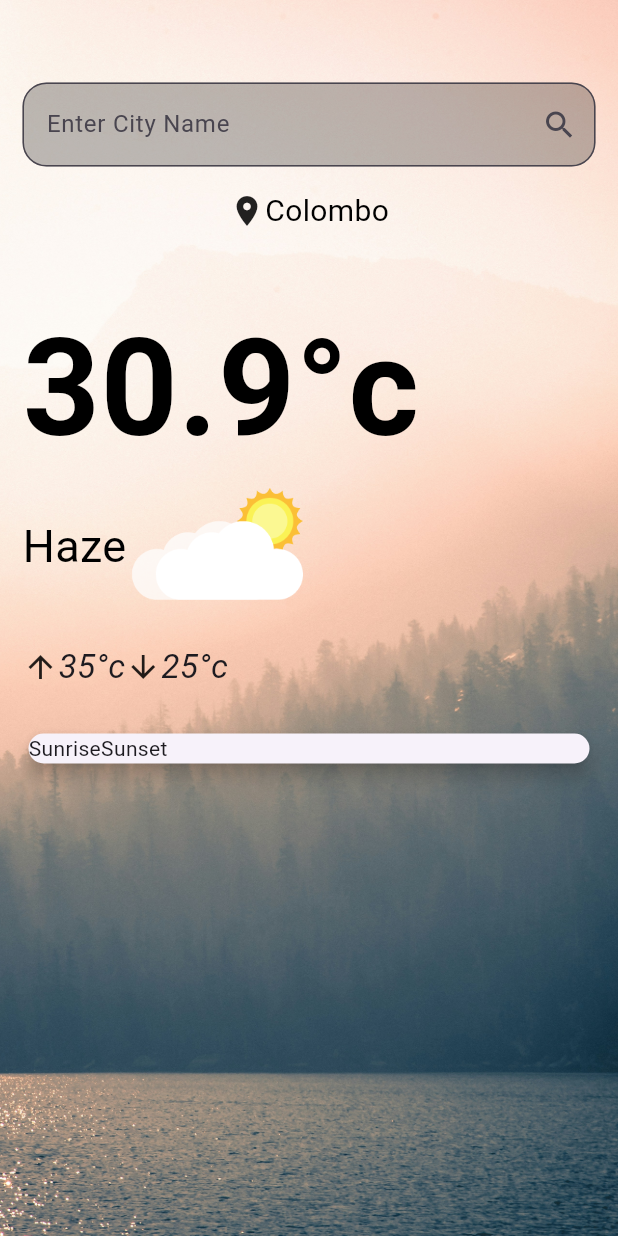
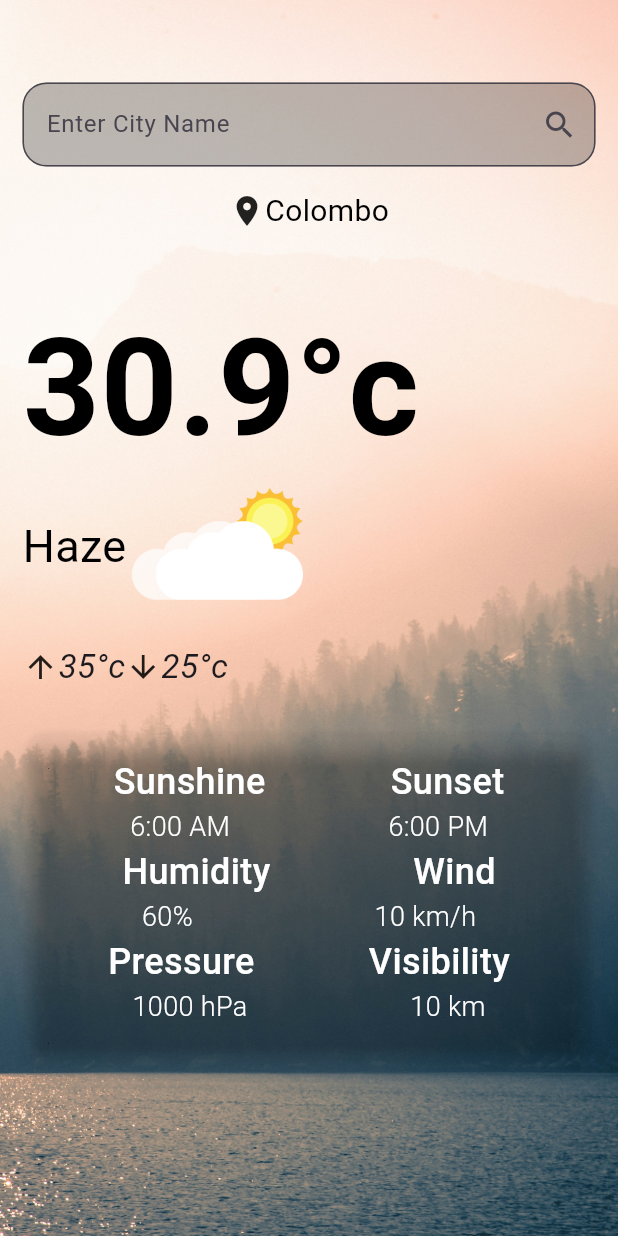
Before and after one commit to Yasitha-Bhanuka/weatherapp, a Flutter app: the screen it shows after launch, on a phone screen of 412 x 824 dp. Run offline on Flutter 3.47's test engine with Material 3 defaults, Android fonts, the phone set to English and light mode, and no system bars.

Commit message:
Add WeatherDataTile widget for displaying weather information on WeatherPage

```diff
--- a/lib/main.dart
+++ b/lib/main.dart
@@ -1,4 +1,5 @@
 import 'package:flutter/material.dart';
+import 'package:weatherapp/widget/weather_data_tile.dart';
 
 void main() {
   runApp(const WeatherApp());
@@ -107,15 +108,32 @@ class _WeatherPageState extends State<WeatherPage> {
                 SizedBox(height: 25),
                 Card(
                   elevation: 5,
-                  child: Container(
-                    color: Colors.transparent,
-                    child: Column(
-                      children: [
-                        Row(
-                          children: [Text('Sunrise'), Text('Sunset')],
-                        )
-                      ],
-                    ),
+                  color: Colors.transparent,
+                  child: Padding(
+                    padding: const EdgeInsets.all(15),
+                    child: Column(children: [
+                      WeatherDataTile(
+                        // WeatherDataTile widget
+                        index1: 'Sunshine',
+                        index2: 'Sunset',
+                        value1: '6:00 AM',
+                        value2: '6:00 PM',
+                      ),
+                      WeatherDataTile(
+                        // WeatherDataTile widget
+                        index1: 'Humidity',
+                        index2: 'Wind',
+                        value1: '60%',
+                        value2: '10 km/h',
+                      ),
+                      WeatherDataTile(
+                        // WeatherDataTile widget
+                        index1: 'Pressure',
+                        index2: 'Visibility',
+                        value1: '1000 hPa',
+                        value2: '10 km',
+                      ),
+                    ]),
                   ),
                 )
               ],
--- /dev/null
+++ b/lib/widget/weather_data_tile.dart
@@ -0,0 +1,45 @@
+// ignore_for_file: public_member_api_docs, sort_constructors_first
+import 'package:flutter/material.dart';
+
+class WeatherDataTile extends StatelessWidget {
+  final String index1, index2, value1, value2;
+
+  const WeatherDataTile(
+      {super.key,
+      required this.index1,
+      required this.index2,
+      required this.value1,
+      required this.value2});
+
+  @override
+  Widget build(BuildContext context) {
+    return Column(
+      children: [
+        Row(mainAxisAlignment: MainAxisAlignment.spaceAround, children: [
+          Text(
+            index1,
+            style: TextStyle(
+                fontSize: 24, color: Colors.white, fontWeight: FontWeight.w500),
+          ),
+          Text(
+            index2,
+            style: TextStyle(
+                fontSize: 24, color: Colors.white, fontWeight: FontWeight.w500),
+          )
+        ]),
+        Row(mainAxisAlignment: MainAxisAlignment.spaceAround, children: [
+          Text(
+            value1,
+            style: TextStyle(
+                fontSize: 18, color: Colors.white, fontWeight: FontWeight.w300),
+          ),
+          Text(
+            value2,
+            style: TextStyle(
+                fontSize: 18, color: Colors.white, fontWeight: FontWeight.w300),
+          )
+        ])
+      ],
+    );
+  }
+}
```
